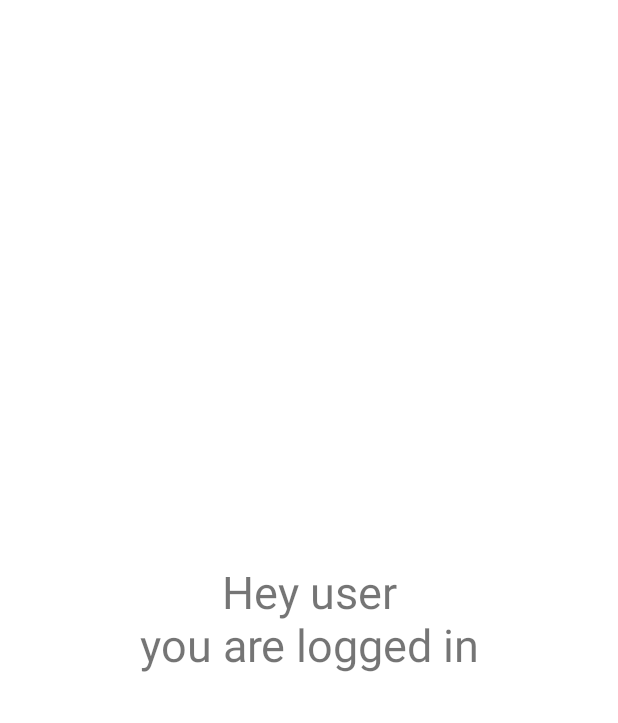
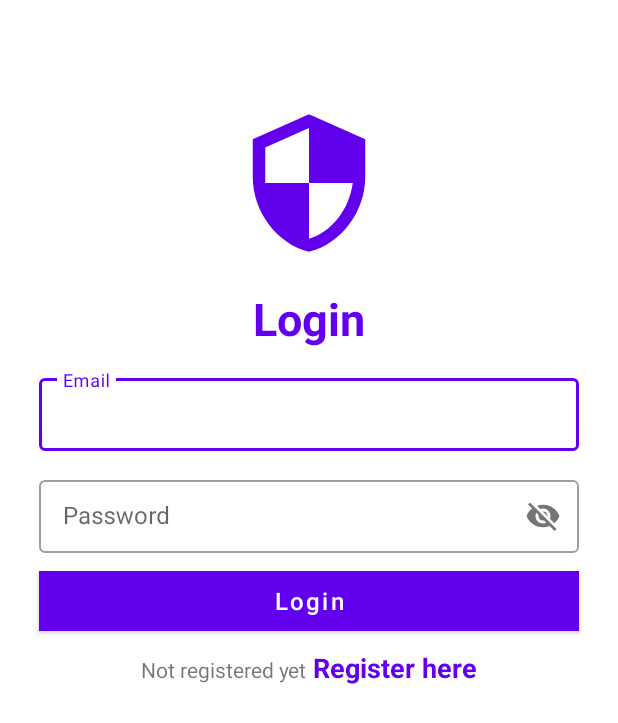
Before and after one commit to Mihir-Kanojia/GraphicalAuthenticator, an Android app: the screen it shows after launch (MainActivity before the commit, EmailLoginActivity after it), on a phone screen of 412 x 824 dp. Shown: the top 723 px of the screen. Run offline under Robolectric (Android 15) with nearby library versions, the phone set to English and light mode, and no system bars; our stand-ins replace Firebase (no records; nobody signed in at launch, a user with empty details on screens opened directly), data binding.

Commit message:
Implemented Login and Registration

```diff
--- a/app/src/main/java/com/example/graphicalauthenticator/MainActivity.java
+++ b/app/src/main/java/com/example/graphicalauthenticator/MainActivity.java
@@ -11,6 +11,5 @@ public class MainActivity extends AppCompatActivity {
     public void onCreate(Bundle savedInstanceState) {
         super.onCreate(savedInstanceState);
         setContentView(R.layout.activity_main);
-        AppCompatDelegate.setDefaultNightMode(AppCompatDelegate.MODE_NIGHT_NO);
     }
 }
--- /dev/null
+++ b/app/src/main/java/com/example/graphicalauthenticator/ui/auth/EmailLoginActivity.java
@@ -0,0 +1,125 @@
+package com.example.graphicalauthenticator.ui.auth;
+
+import androidx.annotation.NonNull;
+import androidx.appcompat.app.AppCompatActivity;
+import androidx.appcompat.app.AppCompatDelegate;
+import androidx.databinding.DataBindingUtil;
+
+import android.os.Bundle;
+import android.os.Handler;
+import android.util.Log;
+import android.view.View;
+import android.widget.Toast;
+
+import com.example.graphicalauthenticator.MainActivity;
+import com.example.graphicalauthenticator.R;
+import com.example.graphicalauthenticator.databinding.ActivityEmailLoginBinding;
+import com.example.graphicalauthenticator.managers.ActivitySwitchManager;
+import com.google.android.gms.tasks.OnCompleteListener;
+import com.google.android.gms.tasks.Task;
+import com.google.firebase.FirebaseApp;
+import com.google.firebase.auth.AuthResult;
+import com.google.firebase.auth.FirebaseAuth;
+import com.google.firebase.auth.FirebaseUser;
+
+import java.util.Objects;
+
+public class EmailLoginActivity extends AppCompatActivity {
+
+    private FirebaseAuth mAuth;
+    boolean doubleBackToExitPressedOnce = false;
+    private ActivityEmailLoginBinding binding;
+
+    @Override
+    protected void onCreate(Bundle savedInstanceState) {
+        super.onCreate(savedInstanceState);
+        mAuth = FirebaseAuth.getInstance();
+
+        binding = DataBindingUtil.setContentView(this, R.layout.activity_email_login);
+        setContentView(binding.getRoot());
+
+        AppCompatDelegate.setDefaultNightMode(AppCompatDelegate.MODE_NIGHT_NO);
+
+        String email = Objects.requireNonNull(binding.etEmail.getText()).toString();
+        String password = Objects.requireNonNull(binding.etPassword.getText()).toString();
+
+        binding.btnNext.setOnClickListener(new View.OnClickListener() {
+            @Override
+            public void onClick(View view) {
+                String email = binding.etEmail.getText().toString();
+                String password = binding.etPassword.getText().toString();
+                verifyAndSignInUser(email, password);
+            }
+
+
+        });
+
+        binding.tvRegisterHere.setOnClickListener(new View.OnClickListener() {
+            @Override
+            public void onClick(View view) {
+                new ActivitySwitchManager(EmailLoginActivity.this, EmailRegistrationActivity.class).openActivity();
+            }
+        });
+
+    }
+
+    private void verifyAndSignInUser(String email, String password) {
+
+        mAuth.signInWithEmailAndPassword(email, password)
+                .addOnCompleteListener(this, new OnCompleteListener<AuthResult>() {
+                    @Override
+                    public void onComplete(@NonNull Task<AuthResult> task) {
+                        if (task.isSuccessful()) {
+                            // Sign in success, update UI with the signed-in user's information
+                            Log.d("TAG", "signInWithEmail:success");
+                            FirebaseUser user = mAuth.getCurrentUser();
+                            updateUI(user);
+                        } else {
+                            // If sign in fails, display a message to the user.
+                            Log.w("TAG", "signInWithEmail:failure", task.getException());
+                            Toast.makeText(EmailLoginActivity.this, "Authentication failed.",
+                                    Toast.LENGTH_SHORT).show();
+//                                    updateUI(null);
+                        }
+
+
+                    }
+
+                    private void updateUI(FirebaseUser user) {
+                        new ActivitySwitchManager(EmailLoginActivity.this, MainActivity.class).openActivity();
+                    }
+                });
+    }
+
+//    private void updateUI(FirebaseUser user) {
+//    }
+
+    @Override
+    protected void onStart() {
+        super.onStart();
+
+        FirebaseUser currentUser = mAuth.getCurrentUser();
+        if (currentUser != null) {
+            new ActivitySwitchManager(this, MainActivity.class).openActivity();
+        }
+    }
+
+    @Override
+    public void onBackPressed() {
+        super.onBackPressed();
+        callFinish();
+    }
+
+    private void callFinish() {
+
+        if (doubleBackToExitPressedOnce) {
+            super.finish();
+            return;
+        }
+
+        this.doubleBackToExitPressedOnce = true;
+        Toast.makeText(this, "Hit back again to exit", Toast.LENGTH_SHORT).show();
+        new Handler(getMainLooper()).postDelayed(() -> doubleBackToExitPressedOnce = false, 2000);
+
+    }
+}
--- /dev/null
+++ b/app/src/main/res/drawable/ic_security_24.xml
@@ -0,0 +1,10 @@
+<vector xmlns:android="http://schemas.android.com/apk/res/android"
+    android:width="24dp"
+    android:height="24dp"
+    android:viewportWidth="24"
+    android:viewportHeight="24"
+    android:tint="?attr/colorControlNormal">
+  <path
+      android:fillColor="@android:color/white"
+      android:pathData="M12,1L3,5v6c0,5.55 3.84,10.74 9,12 5.16,-1.26 9,-6.45 9,-12L21,5l-9,-4zM12,11.99h7c-0.53,4.12 -3.28,7.79 -7,8.94L12,12L5,12L5,6.3l7,-3.11v8.8z"/>
+</vector>
--- /dev/null
+++ b/app/src/main/res/layout/activity_email_login.xml
@@ -0,0 +1,142 @@
+<?xml version="1.0" encoding="utf-8"?>
+<layout xmlns:android="http://schemas.android.com/apk/res/android"
+    xmlns:app="http://schemas.android.com/apk/res-auto"
+    xmlns:tools="http://schemas.android.com/tools">
+
+    <androidx.constraintlayout.widget.ConstraintLayout
+        android:layout_width="match_parent"
+        android:layout_height="match_parent"
+        tools:context=".ui.auth.EmailLoginActivity">
+
+
+        <androidx.constraintlayout.widget.Guideline
+            android:id="@+id/hGuideline"
+            android:layout_width="wrap_content"
+            android:layout_height="wrap_content"
+            android:orientation="horizontal"
+            app:layout_constraintGuide_begin="72dp" />
+
+        <androidx.constraintlayout.widget.Guideline
+            android:id="@+id/vGuidelineStart"
+            android:layout_width="wrap_content"
+            android:layout_height="wrap_content"
+            android:orientation="vertical"
+            app:layout_constraintGuide_begin="26dp" />
+
+        <androidx.constraintlayout.widget.Guideline
+            android:id="@+id/vGuidelineEnd"
+            android:layout_width="wrap_content"
+            android:layout_height="wrap_content"
+            android:orientation="vertical"
+            app:layout_constraintGuide_end="26dp" />
+
+        <ImageView
+            android:id="@+id/ivUser"
+            android:layout_width="100dp"
+            android:layout_height="100dp"
+            android:contentDescription="@string/todo"
+            android:src="@drawable/ic_security_24"
+            app:layout_constraintEnd_toEndOf="parent"
+            app:layout_constraintStart_toStartOf="parent"
+            app:layout_constraintTop_toTopOf="@id/hGuideline"
+            app:tint="@color/purple_500" />
+
+        <TextView
+            android:id="@+id/tvLoginText"
+            android:layout_width="wrap_content"
+            android:layout_height="wrap_content"
+            android:layout_marginTop="20dp"
+            android:text="@string/login"
+            android:textColor="@color/purple_500"
+            android:textSize="30sp"
+            android:textStyle="bold"
+            app:layout_constraintEnd_toEndOf="@id/vGuidelineEnd"
+            app:layout_constraintStart_toStartOf="@id/vGuidelineStart"
+            app:layout_constraintTop_toBottomOf="@+id/ivUser" />
+
+
+        <com.google.android.material.textfield.TextInputLayout
+            android:id="@+id/tlEmail"
+            style="@style/Widget.MaterialComponents.TextInputLayout.OutlinedBox.Dense"
+            android:layout_width="0dp"
+            android:layout_height="wrap_content"
+            android:layout_marginTop="14dp"
+            app:layout_constraintEnd_toEndOf="@id/vGuidelineEnd"
+            app:layout_constraintStart_toStartOf="@id/vGuidelineStart"
+            app:layout_constraintTop_toBottomOf="@+id/tvLoginText">
+
+            <com.google.android.material.textfield.TextInputEditText
+                android:id="@+id/etEmail"
+                android:layout_width="match_parent"
+                android:layout_height="match_parent"
+                android:hint="@string/email"
+                android:inputType="textEmailAddress" />
+
+        </com.google.android.material.textfield.TextInputLayout>
+
+        <com.google.android.material.textfield.TextInputLayout
+            android:id="@+id/tlPassword"
+            style="@style/Widget.MaterialComponents.TextInputLayout.OutlinedBox.Dense"
+            android:layout_width="0dp"
+            android:layout_height="wrap_content"
+            android:layout_marginTop="14dp"
+            app:layout_constraintEnd_toEndOf="@id/vGuidelineEnd"
+            app:layout_constraintStart_toStartOf="@id/vGuidelineStart"
+            app:layout_constraintTop_toBottomOf="@+id/tlEmail"
+            app:passwordToggleEnabled="true">
+
+            <com.google.android.material.textfield.TextInputEditText
+                android:id="@+id/etPassword"
+                android:layout_width="match_parent"
+                android:layout_height="match_parent"
+                android:hint="@string/password" />
+
+        </com.google.android.material.textfield.TextInputLayout>
+
+        <com.google.android.material.button.MaterialButton
+            android:id="@+id/btnNext"
+            android:layout_width="0dp"
+            android:layout_height="wrap_content"
+            android:layout_marginTop="12dp"
+            android:insetTop="0dp"
+            android:insetBottom="0dp"
+            android:minHeight="40dp"
+            android:text="@string/login"
+            android:textAllCaps="false"
+            android:textSize="16sp"
+            android:textStyle="normal"
+            app:cornerRadius="0dp"
+            app:layout_constraintEnd_toEndOf="@id/vGuidelineEnd"
+            app:layout_constraintStart_toStartOf="@id/vGuidelineStart"
+            app:layout_constraintTop_toBottomOf="@+id/tlPassword" />
+
+        <LinearLayout
+            android:id="@+id/llRegisterText"
+            android:layout_width="wrap_content"
+            android:layout_height="wrap_content"
+            android:layout_marginTop="12dp"
+            android:orientation="horizontal"
+            app:layout_constraintEnd_toEndOf="@id/vGuidelineEnd"
+            app:layout_constraintStart_toStartOf="@id/vGuidelineStart"
+            app:layout_constraintTop_toBottomOf="@+id/btnNext">
+
+            <TextView
+                android:layout_width="wrap_content"
+                android:layout_height="wrap_content"
+                android:text="@string/not_registered_yet"
+                android:textSize="14sp" />
+
+            <TextView
+                android:id="@+id/tvRegisterHere"
+                android:layout_width="wrap_content"
+                android:layout_height="wrap_content"
+                android:layout_marginStart="4dp"
+                android:text="@string/register_here"
+                android:textColor="@color/purple_500"
+                android:textSize="18sp"
+                android:textStyle="bold" />
+        </LinearLayout>
+
+
+    </androidx.constraintlayout.widget.ConstraintLayout>
+</layout>
--- a/app/src/main/res/values/strings.xml
+++ b/app/src/main/res/values/strings.xml
@@ -1,3 +1,13 @@
 <resources>
     <string name="app_name">Graphical Authenticator</string>
+    <string name="todo">TODO</string>
+    <string name="password">Password</string>
+    <string name="email">Email</string>
+    <string name="login">Login</string>
+    <string name="register">Register</string>
+    <string name="already_registered">Already registered</string>
+    <string name="login_here">Login here</string>
+    <string name="name">Name</string>
+    <string name="register_here">Register here</string>
+    <string name="not_registered_yet">Not registered yet</string>
 </resources>
```
Also changed, not shown: app/build.gradle (+23 -2 lines), app/src/main/AndroidManifest.xml (+14 -1 lines), app/src/main/java/com/example/graphicalauthenticator/Constants.java (added, +11 -0 lines), app/src/main/java/com/example/graphicalauthenticator/managers/ActivitySwitchManager.java (added, +28 -0 lines), app/src/main/java/com/example/graphicalauthenticator/repository/FirestoreRepository.java (added, +8 -0 lines), app/src/main/java/com/example/graphicalauthenticator/ui/auth/EmailRegistrationActivity.java (added, +119 -0 lines), app/src/main/res/layout/activity_email_registration.xml (added, +158 -0 lines), build.gradle (+16 -0 lines).
